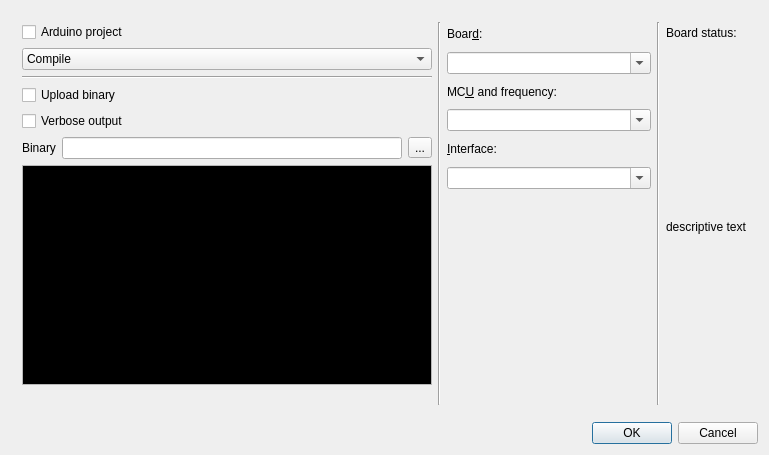
Above: arduinowindow.ui from KDE/kdev-embedded before the change. Below: the same form after it.
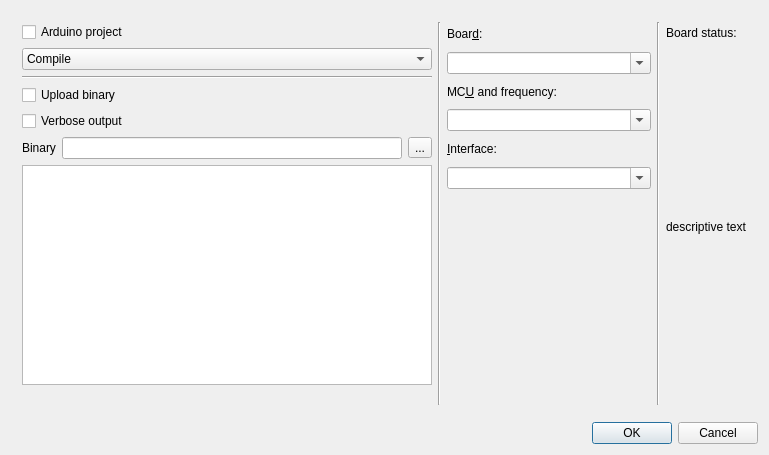
That is the form after the change. Custom widgets are drawn as their Qt base class.

Commit message:
ArduinoWindow: New output color scheme
Output use KColorScheme.

What changed in the file:
```diff
--- a/arduinowindow.ui
+++ b/arduinowindow.ui
@@ -104,43 +104,6 @@
           </item>
           <item>
            <widget class="QTextEdit" name="output">
-            <property name="palette">
-             <palette>
-              <active>
-               <colorrole role="Base">
-                <brush brushstyle="SolidPattern">
-                 <color alpha="255">
-                  <red>0</red>
-                  <green>0</green>
-                  <blue>0</blue>
-                 </color>
-                </brush>
-               </colorrole>
-              </active>
-              <inactive>
-               <colorrole role="Base">
-                <brush brushstyle="SolidPattern">
-                 <color alpha="255">
-                  <red>0</red>
-                  <green>0</green>
-                  <blue>0</blue>
-                 </color>
-                </brush>
-               </colorrole>
-              </inactive>
-              <disabled>
-               <colorrole role="Base">
-                <brush brushstyle="SolidPattern">
-                 <color alpha="255">
-                  <red>255</red>
-                  <green>255</green>
-                  <blue>255</blue>
-                 </color>
-                </brush>
-               </colorrole>
-              </disabled>
-             </palette>
-            </property>
             <property name="readOnly">
              <bool>true</bool>
             </property>
```
The commit also changes 2 other files.
